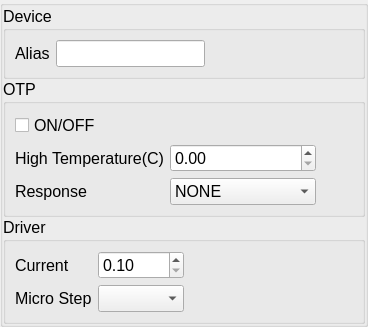
This is source/wnd/ui/mrqsys.ui in ww4u/megarobostudio as Qt 5 draws it before an edit. The edited form follows.
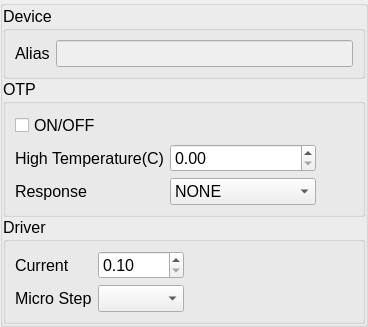
This is the edited form. Custom widgets are drawn as their Qt base class.

Diff of the .ui file:
```diff
--- a/source/wnd/ui/mrqsys.ui
+++ b/source/wnd/ui/mrqsys.ui
@@ -61,26 +61,6 @@
          <string>Device</string>
         </property>
         <layout class="QGridLayout" name="gridLayout_2">
-         <item row="0" column="1">
-          <widget class="QLineEdit" name="edtAlias">
-           <property name="enabled">
-            <bool>true</bool>
-           </property>
-          </widget>
-         </item>
-         <item row="0" column="2">
-          <spacer name="horizontalSpacer_2">
-           <property name="orientation">
-            <enum>Qt::Horizontal</enum>
-           </property>
-           <property name="sizeHint" stdset="0">
-            <size>
-             <width>40</width>
-             <height>20</height>
-            </size>
-           </property>
-          </spacer>
-         </item>
          <item row="0" column="0">
           <widget class="QLabel" name="label_3">
            <property name="text">
@@ -88,6 +68,13 @@
            </property>
           </widget>
          </item>
+         <item row="0" column="1">
+          <widget class="QLineEdit" name="edtAlias">
+           <property name="enabled">
+            <bool>false</bool>
+           </property>
+          </widget>
+         </item>
         </layout>
        </widget>
       </item>
```
